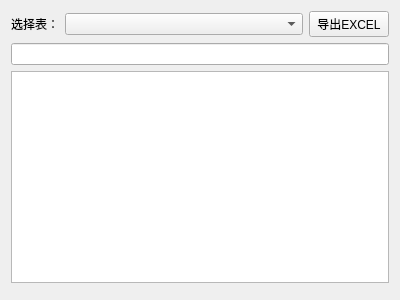
First picture: the form in src/DBManagerUI/dbmanagerui.ui, repository hcc01/ELIMS, before the edit.
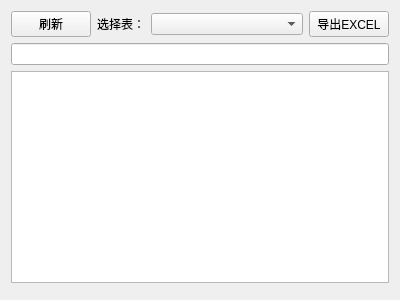
Second picture: the form after the edit. Custom widgets are drawn as their Qt base class.

What changed in the file:
```diff
--- a/src/DBManagerUI/dbmanagerui.ui
+++ b/src/DBManagerUI/dbmanagerui.ui
@@ -15,7 +15,14 @@
   </property>
   <layout class="QVBoxLayout" name="verticalLayout">
    <item>
-    <layout class="QHBoxLayout" name="horizontalLayout" stretch="1,9,0">
+    <layout class="QHBoxLayout" name="horizontalLayout" stretch="0,1,9,0">
+     <item>
+      <widget class="QPushButton" name="RefreshBtn">
+       <property name="text">
+        <string>刷新</string>
+       </property>
+      </widget>
+     </item>
      <item>
       <widget class="QLabel" name="label_2">
        <property name="text">
```
